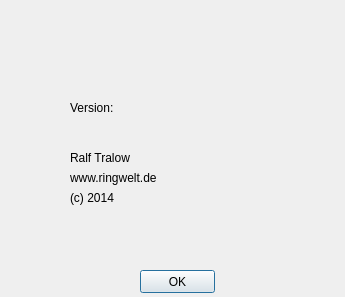
This is aboutdialog.ui in GitterRalf/Systa-Bus as Qt 5 draws it before an edit. The edited form follows.
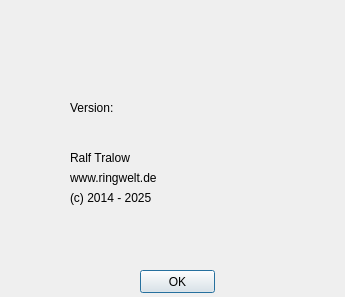
This is the edited form. Icons and pictures are not drawn.

What changed in the file:
```diff
--- a/aboutdialog.ui
+++ b/aboutdialog.ui
@@ -90,7 +90,7 @@
     </rect>
    </property>
    <property name="text">
-    <string>(c) 2014</string>
+    <string>(c) 2014 - 2025</string>
    </property>
   </widget>
   <widget class="QPushButton" name="pb_OK">
```
